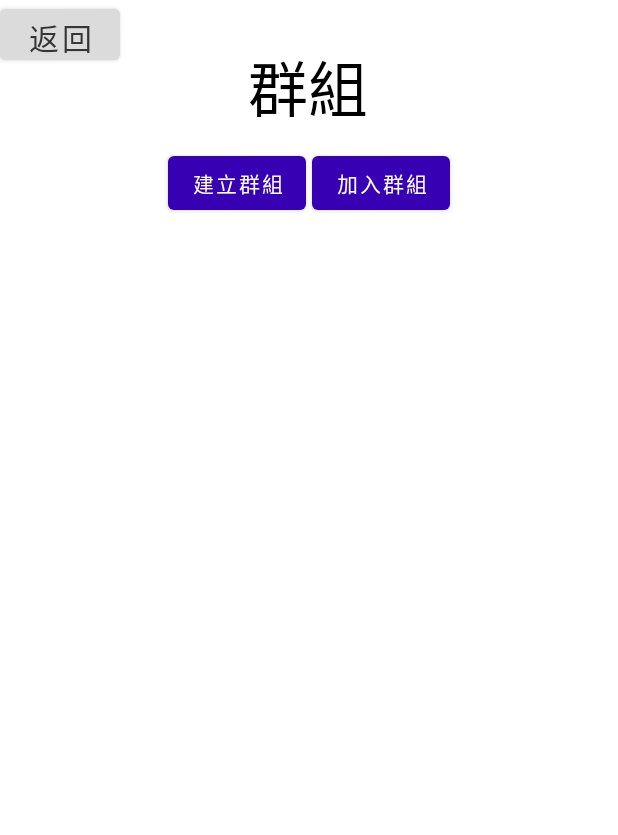
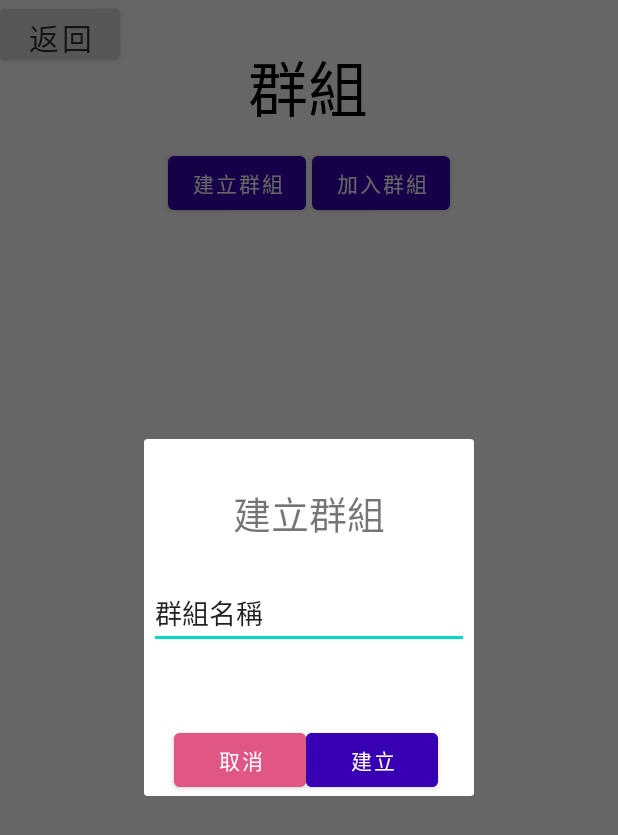
Before and after one commit to TwPanTsu/final1new, an Android app: the GroupActivity screen opened directly, with no data from a screen before it, after a tap on "建立群組", on a phone screen of 412 x 824 dp. Shown: the top 835 px of the screen. Run offline under Robolectric (Android 15) with nearby library versions, the light colour scheme and no system bars; our stand-ins replace Firebase (no records; nobody signed in at launch, a user with empty details on screens opened directly); libraries missing offline, so code that uses them is left out: com.xwray.groupie; 4 statements that could not run were skipped.

Commit message:
update Group_join Dialog

```diff
--- a/app/src/main/AndroidManifest.xml
+++ b/app/src/main/AndroidManifest.xml
@@ -20,9 +20,6 @@
         android:theme="@style/Theme.Final1">
         <activity
             android:name=".QRcodeActivity"
-            android:exported="true" />
-        <activity
-            android:name=".QR_Scan"
             android:exported="true" />
         <!--
              The API key for Google Maps-based APIs is defined as a string resource.
--- /dev/null
+++ b/app/src/main/java/com/example/final1/CreateGroupDialogFragment.kt
@@ -0,0 +1,76 @@
+package com.example.final1
+
+import android.content.Intent
+import android.os.Bundle
+import android.view.LayoutInflater
+import android.view.View
+import android.view.ViewGroup
+import android.widget.Toast
+import androidx.fragment.app.DialogFragment
+import com.example.final1.Extensions.toast
+import com.google.firebase.auth.FirebaseAuth
+import com.google.firebase.database.DatabaseReference
+import com.google.firebase.database.FirebaseDatabase
+import com.google.firebase.database.ktx.getValue
+import kotlinx.android.synthetic.main.create_group_fragment.*
+import kotlinx.android.synthetic.main.create_group_fragment.view.*
+import kotlinx.android.synthetic.main.fragment_group_information.*
+import kotlinx.android.synthetic.main.grouplist.*
+
+
+class CreateGroupDialogFragment : DialogFragment() {
+
+    lateinit var myname:String
+    private var check:Boolean = true
+    var database: DatabaseReference= FirebaseDatabase.getInstance("https://project-test-8dbf1-default-rtdb.asia-southeast1.firebasedatabase.app").getReference("root")
+
+
+    override fun onCreateView(
+        inflater: LayoutInflater,
+        container: ViewGroup?,
+        savedInstanceState: Bundle?
+    ): View? {
+        var rootView:View = inflater.inflate(R.layout.create_group_fragment,container,false)
+
+        rootView.create_btn.setOnClickListener {
+            myname=groupname_edit.text.toString().trim()
+            check=false
+
+            if(myname.isEmpty()){
+                Toast.makeText(context,"請輸入名稱!",Toast.LENGTH_LONG).show()
+            }else{
+                val userid = FirebaseAuth.getInstance().uid
+                //從資料庫獲得username
+                database.child("Users").child(userid!!).child("userName").get().addOnSuccessListener {
+
+                    var chatkey = database.child("Chats").push().key
+                    val username = it.getValue<String>()
+                    // 資料庫Chats下增加成員
+                    database.child("Chats").child(chatkey!!).child("Useruid").child(userid.toString()).setValue(username)
+                    // Chats給予預設名稱
+
+                    database.child("Chats").child(chatkey).child("GroupName").setValue(myname)
+                    //Users底下增加group的key
+                    database.child("Users").child(userid!!).child("Groups").child(chatkey!!).setValue("True").addOnSuccessListener {
+                        Toast.makeText(context,"新增成功", Toast.LENGTH_LONG).show()
+                        dismiss()
+                    }
+                }
+
+            }
+        }
+        rootView.cancel_btn.setOnClickListener {
+            Toast.makeText(context,check.toString(),Toast.LENGTH_LONG).show()
+            dismiss()
+        }
+        return rootView
+    }
+
+    fun GetGroupname(): String {
+        return myname
+    }
+    fun checkcancel():Boolean{
+        return check
+    }
+
+}
--- a/app/src/main/java/com/example/final1/GroupActivity.kt
+++ b/app/src/main/java/com/example/final1/GroupActivity.kt
@@ -3,6 +3,8 @@ package com.example.final1
 import android.content.Intent
 import androidx.appcompat.app.AppCompatActivity
 import android.os.Bundle
+import android.widget.Toast
+import androidx.appcompat.app.AlertDialog
 import com.example.final1.Extensions.toast
 import com.google.firebase.auth.FirebaseAuth
 import com.google.firebase.database.*
@@ -48,6 +50,8 @@ class GroupActivity : AppCompatActivity() {
         adapter.setOnItemClickListener { item, view ->
             val positionofitem = adapter.getAdapterPosition(item)
             database.child("Users").child(userid.toString()).child("currentGroup").setValue(grpkeylist[positionofitem])
+            val intent = Intent(this, GroupInformationActivity::class.java)
+            startActivity(intent)
         }
 
         returnGroupInf_btn.setOnClickListener{
@@ -56,22 +60,8 @@ class GroupActivity : AppCompatActivity() {
         }
 
         creategroup_btn.setOnClickListener{
-
-            val userid = FirebaseAuth.getInstance().uid
-            //從資料庫獲得username
-            database.child("Users").child(userid!!).child("userName").get().addOnSuccessListener {
-
-                var chatkey = database.child("Chats").push().key
-                val username = it.getValue<String>()
-                // 資料庫Chats下增加成員
-                database.child("Chats").child(chatkey!!).child("Useruid").child(userid.toString()).setValue(username)
-                // Chats給予預設名稱
-                database.child("Chats").child(chatkey).child("GroupName").setValue("未命名聊天室")
-                //Users底下增加group的key
-                database.child("Users").child(userid!!).child("Groups").child(chatkey!!).setValue("True").addOnSuccessListener {
-                    toast("create group successful")
-                }
-            }
+            var dialog=CreateGroupDialogFragment()
+            dialog.show(supportFragmentManager,"creategroup")
         }
 
         joingroup_btn.setOnClickListener{
--- a/app/src/main/java/com/example/final1/MapsActivity.kt
+++ b/app/src/main/java/com/example/final1/MapsActivity.kt
@@ -27,6 +27,10 @@ import com.google.firebase.auth.FirebaseAuth
 import com.google.firebase.database.*
 import com.google.firebase.database.ktx.getValue
 import kotlinx.android.synthetic.main.activity_group_information.*
+import java.text.SimpleDateFormat
+import java.time.LocalDateTime
+import java.time.format.DateTimeFormatter
+import java.util.*
 
 
 class MapsActivity : FragmentActivity(), OnMapReadyCallback ,LocationListener ,LocationSource{
@@ -97,6 +101,7 @@ class MapsActivity : FragmentActivity(), OnMapReadyCallback ,LocationListener ,L
 
     }
 
+    @SuppressLint("SimpleDateFormat")
     override fun onLocationChanged(location: Location) {
         mLocationChangedListener.onLocationChanged(location)//抓之前的位置
         mMap.animateCamera(CameraUpdateFactory.newLatLng(LatLng(location.latitude,location.longitude)))//可能要改!!!移動鏡頭到新位置
@@ -121,8 +126,10 @@ class MapsActivity : FragmentActivity(), OnMapReadyCallback ,LocationListener ,L
             }
             else {
                 if (userid != null) {
+                    //val time=SimpleDateFormat("yyyy-MM-dd HH:mm:ss.SSS")
                     database.child("Chats").child(current_group).child("Useruid").child(userid).child("la").setValue(la)
                     database.child("Chats").child(current_group).child("Useruid").child(userid).child("lo").setValue(lo)
+                    //database.child("Chats").child(current_group).child("Useruid").child(userid).child("time").setValue(time)
                 }
             }
         }.addOnFailureListener {
@@ -239,11 +246,8 @@ class MapsActivity : FragmentActivity(), OnMapReadyCallback ,LocationListener ,L
 
 
     }
-
-
-
 }
 
 data class positionlalo(val la: Double, val lo: Double) {
-constructor() : this   (-1.0,-1.0)
+
 }
--- a/app/src/main/java/com/example/final1/SettingsActivity.kt
+++ b/app/src/main/java/com/example/final1/SettingsActivity.kt
@@ -7,6 +7,7 @@ import androidx.preference.PreferenceFragmentCompat
 class SettingsActivity : AppCompatActivity() {
 
     override fun onCreate(savedInstanceState: Bundle?) {
+
         super.onCreate(savedInstanceState)
         setContentView(R.layout.settings_activity)
         if (savedInstanceState == null) {
--- a/app/src/main/res/layout/activity_group_information.xml
+++ b/app/src/main/res/layout/activity_group_information.xml
@@ -173,8 +173,6 @@
 
     <androidx.recyclerview.widget.RecyclerView
         android:id="@+id/recyclerView_members"
-        app:layoutManager="androidx.recyclerview.widget.LinearLayoutManager"
-        android:background="?android:selectableItemBackground"
         android:layout_width="match_parent"
         android:layout_height="match_parent"
         android:layout_above="@id/linearLayout_buttons"
@@ -185,6 +183,8 @@
         android:layout_marginTop="10dp"
         android:layout_marginEnd="20dp"
         android:layout_marginBottom="0dp"
+        android:background="?android:selectableItemBackground"
+        app:layoutManager="androidx.recyclerview.widget.LinearLayoutManager"
         app:layout_constraintBottom_toTopOf="@id/linearLayout_buttons" />
 
 
--- /dev/null
+++ b/app/src/main/res/layout/create_group_fragment.xml
@@ -0,0 +1,60 @@
+<?xml version="1.0" encoding="utf-8"?>
+<android.support.constraint.ConstraintLayout xmlns:android="http://schemas.android.com/apk/res/android"
+    xmlns:app="http://schemas.android.com/apk/res-auto"
+    xmlns:tools="http://schemas.android.com/tools"
+    android:layout_width="match_parent"
+    android:layout_height="match_parent">
+
+    <TextView
+        android:id="@+id/create_dialog_header_text"
+        android:layout_width="wrap_content"
+        android:layout_height="wrap_content"
+        android:layout_marginTop="30dp"
+        android:text="建立群組"
+        android:textSize="25sp"
+        app:layout_constraintEnd_toEndOf="parent"
+        app:layout_constraintStart_toStartOf="parent"
+        app:layout_constraintTop_toTopOf="parent" />
+
+    <EditText
+        android:id="@+id/groupname_edit"
+        android:layout_width="wrap_content"
+        android:layout_height="wrap_content"
+        android:layout_marginTop="24dp"
+        android:ems="10"
+        android:inputType="textPersonName"
+        android:text="群組名稱"
+        app:layout_constraintEnd_toEndOf="parent"
+        app:layout_constraintHorizontal_bias="0.5"
+        app:layout_constraintStart_toStartOf="parent"
+        app:layout_constraintTop_toBottomOf="@+id/create_dialog_header_text"
+        tools:ignore="TouchTargetSizeCheck" />
+
+    <Button
+        android:id="@+id/create_btn"
+        android:layout_width="wrap_content"
+        android:layout_height="wrap_content"
+        android:layout_marginTop="50dp"
+        android:layout_marginRight="20dp"
+        android:backgroundTint="@color/purple_700"
+        android:text="建立"
+        android:textColor="@color/white"
+        app:layout_constraintEnd_toEndOf="parent"
+        app:layout_constraintHorizontal_bias="0.962"
+        app:layout_constraintStart_toStartOf="parent"
+        app:layout_constraintTop_toBottomOf="@+id/groupname_edit" />
+
+    <Button
+        android:id="@+id/cancel_btn"
+        android:layout_width="wrap_content"
+        android:layout_height="wrap_content"
+        android:layout_marginLeft="20dp"
+        android:layout_marginTop="50dp"
+        android:text="取消"
+        android:backgroundTint="#E05685"
+        android:textColor="@color/white"
+        app:layout_constraintEnd_toStartOf="@+id/create_btn"
+        app:layout_constraintHorizontal_bias="0.0"
+        app:layout_constraintStart_toStartOf="parent"
+        app:layout_constraintTop_toBottomOf="@+id/groupname_edit" />
+</android.support.constraint.ConstraintLayout>
```
